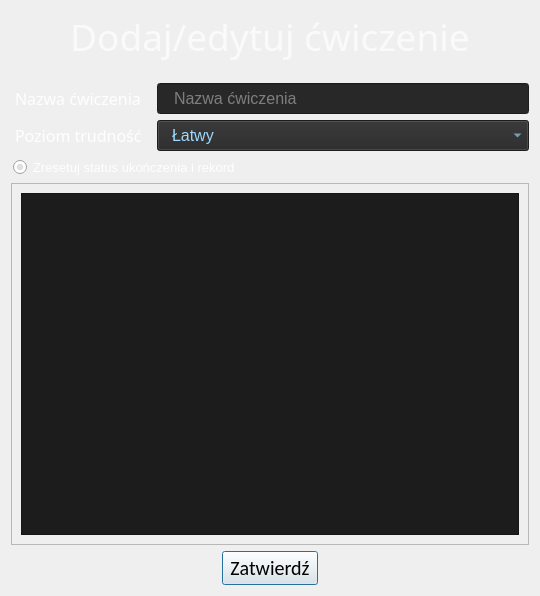
Old version of the form AddEditExerciseDialog.ui in the repository SiekamCebule/szybkie-pisanie.
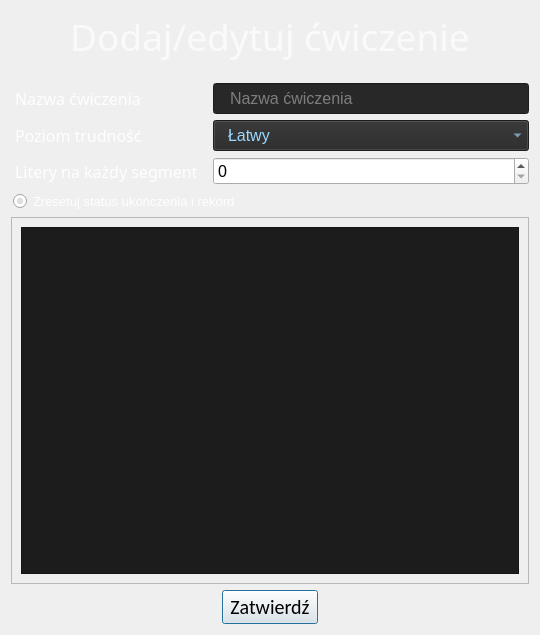
New version of the form.

Commit message: Dodawanie widgetów do okna ćwiczenia, ale kiedy zostaną 4 segmenty, po przekroczeniu limitu znaków na segment program sie crashuje

```diff
--- a/AddEditExerciseDialog.ui
+++ b/AddEditExerciseDialog.ui
@@ -7,7 +7,7 @@
     <x>0</x>
     <y>0</y>
     <width>540</width>
-    <height>596</height>
+    <height>635</height>
    </rect>
   </property>
   <property name="windowTitle">
@@ -146,6 +146,34 @@
        </item>
       </widget>
      </item>
+     <item row="2" column="0">
+      <widget class="QLabel" name="label_difficulty_2">
+       <property name="font">
+        <font>
+         <family>Segoe UI Semibold</family>
+         <pointsize>12</pointsize>
+        </font>
+       </property>
+       <property name="styleSheet">
+        <string notr="true">QLabel{
+margin-right: 5px;
+color: #fefefe;
+}</string>
+       </property>
+       <property name="text">
+        <string>Litery na każdy segment</string>
+       </property>
+      </widget>
+     </item>
+     <item row="2" column="1">
+      <widget class="QSpinBox" name="spinBox_perSegment">
+       <property name="font">
+        <font>
+         <pointsize>12</pointsize>
+        </font>
+       </property>
+      </widget>
+     </item>
     </layout>
    </item>
    <item>
@@ -180,7 +208,7 @@
         <x>0</x>
         <y>0</y>
         <width>520</width>
-        <height>348</height>
+        <height>351</height>
        </rect>
       </property>
       <property name="styleSheet">
```
The commit also changes 12 other files.
